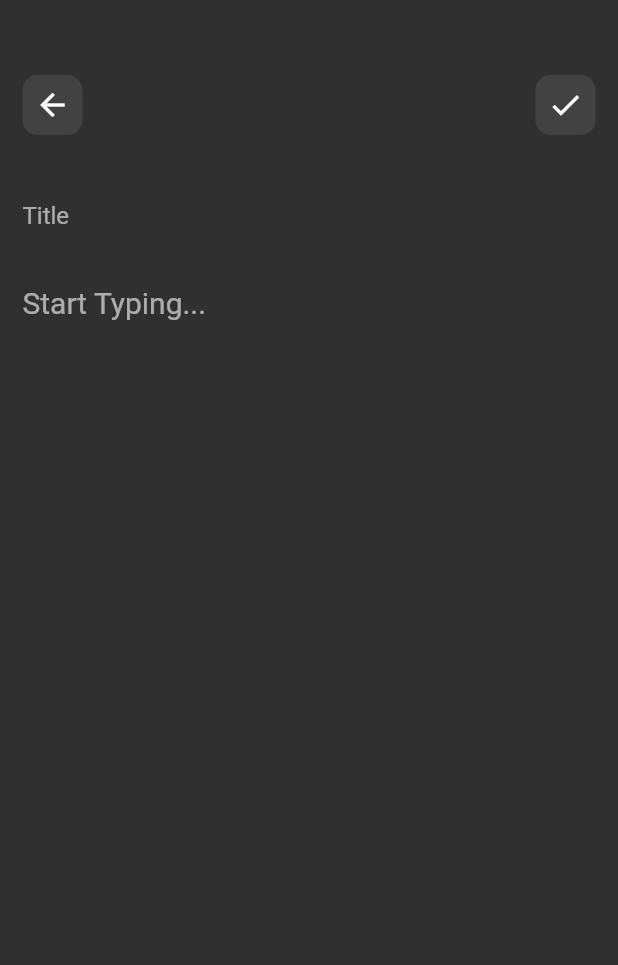
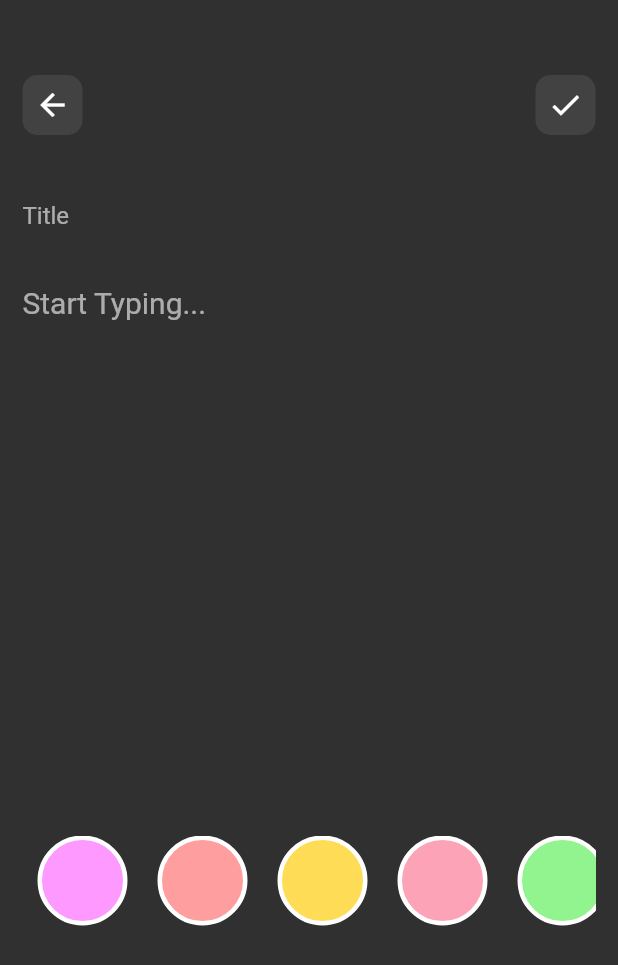
Before and after one commit to Aamirkhan55/colorful_notes_app, a Flutter app: the CreateNoteScreen screen opened directly, on a phone screen of 412 x 824 dp. Shown: the top 965 px of the screen. Run offline on Flutter 3.47's test engine with Material 2 defaults, Android fonts, the phone set to English and light mode, and no system bars.

Commit message:
Predefined/Color

```diff
--- a/lib/screens/create_note_screen.dart
+++ b/lib/screens/create_note_screen.dart
@@ -1,3 +1,4 @@
+import 'package:colorful_notes_app/utils/utility.dart';
 import 'package:colorful_notes_app/widgets/button_widget.dart';
 import 'package:colorful_notes_app/widgets/textform_widget.dart';
 import 'package:flutter/material.dart';
@@ -54,6 +55,30 @@ class _CreateNoteScreenState extends State<CreateNoteScreen> {
                 hintText: 'Start Typing...',
                 controller: _bodyController,
                 ),
+              const SizedBox(height: 10),
+              SizedBox(
+                height: 60,
+                child: ListView.builder(
+                  itemCount: predefinedColors.length,
+                  scrollDirection: Axis.horizontal,
+                  itemBuilder: (context, index) {
+                    final singleColor = predefinedColors[index];
+                    return Container(
+                      width: 60,
+                      height: 60,
+                      margin: const EdgeInsets.symmetric(horizontal: 10),
+                      decoration:BoxDecoration(
+                        color: singleColor,
+                        border: Border.all(
+                          width: 3,
+                          color: Colors.white,
+                        ),
+                        shape: BoxShape.circle,
+                      ),
+                    );
+                  }
+                  ),
+              ),
             ],
           ),
         ),
--- /dev/null
+++ b/lib/utils/utility.dart
@@ -0,0 +1,11 @@
+import 'package:flutter/material.dart';
+
+final List<Color> predefinedColors = [
+  const Color(0xffFD99FF),
+  const Color(0xffFF9E9E),
+  const Color(0xfffedc56),
+  const Color(0xfffca3b7),
+  const Color(0xff91F48F),
+  const Color(0xffB69CFF),
+  const Color(0xff9EFFFF),
+];
```
